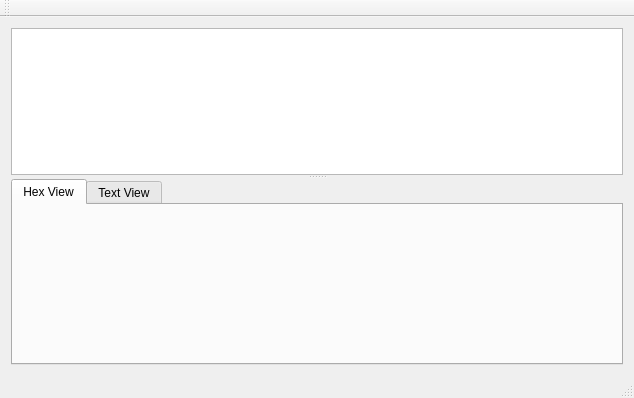
Qt form mainwindow.ui (richmoore/bitslinger) before a commit.
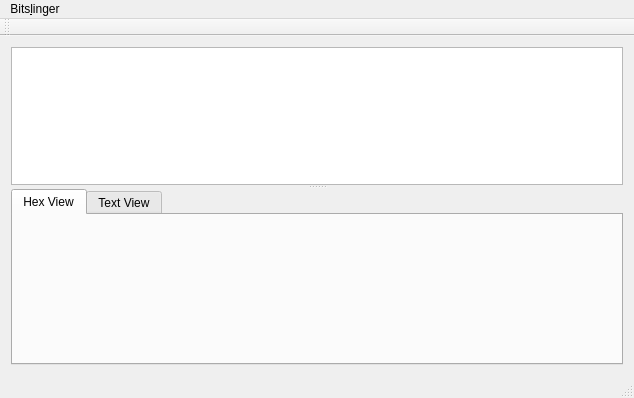
The same form after that commit.

Patch:
```diff
--- a/mainwindow.ui
+++ b/mainwindow.ui
@@ -20,7 +20,14 @@
       <property name="orientation">
        <enum>Qt::Vertical</enum>
       </property>
-      <widget class="QTreeView" name="journalView"/>
+      <widget class="QTreeView" name="journalView">
+       <property name="alternatingRowColors">
+        <bool>true</bool>
+       </property>
+       <property name="rootIsDecorated">
+        <bool>false</bool>
+       </property>
+      </widget>
       <widget class="QTabWidget" name="tabWidget">
        <property name="currentIndex">
         <number>0</number>
@@ -54,6 +61,13 @@
      <height>30</height>
     </rect>
    </property>
+   <widget class="QMenu" name="menuBitslinger">
+    <property name="title">
+     <string>Bits&amp;linger</string>
+    </property>
+    <addaction name="actionExit"/>
+   </widget>
+   <addaction name="menuBitslinger"/>
   </widget>
   <widget class="QToolBar" name="mainToolBar">
    <attribute name="toolBarArea">
```
Left out of the diff: 27 changed lines with no effect on the pictures.
